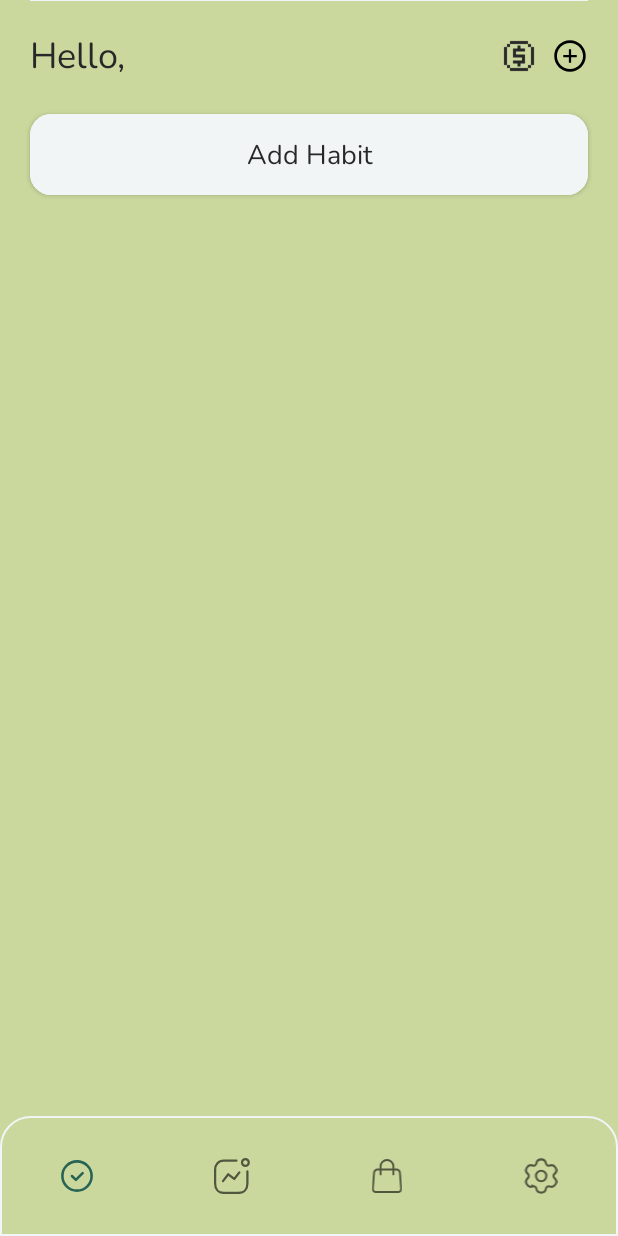
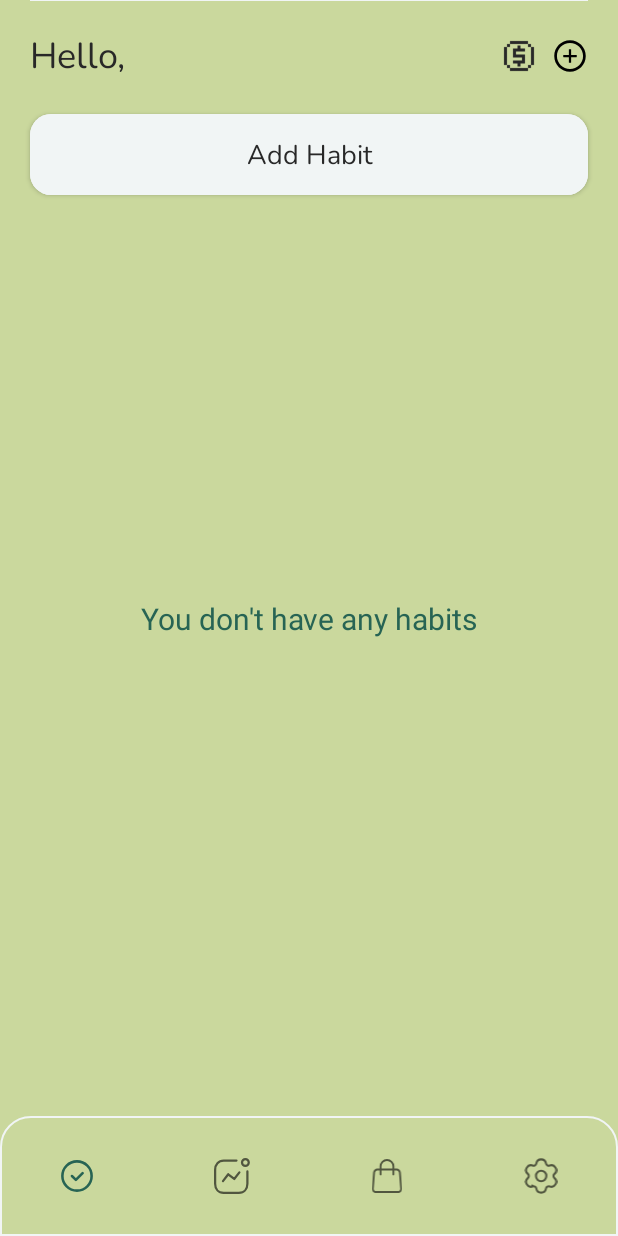
Before and after one commit to RedIDen/EMP, an Android app: the MainFragment screen opened directly, with no data from a screen before it, on a phone screen of 412 x 824 dp. Run offline under Robolectric (Android 15) with nearby library versions, the light colour scheme and no system bars; our stand-ins replace Firebase (no records; nobody signed in at launch, a user with empty details on screens opened directly).

Commit message:
Hz cho menyal no commit budet.

```diff
--- a/app/src/main/java/com/example/grow/CreateActivity.java
+++ b/app/src/main/java/com/example/grow/CreateActivity.java
@@ -44,6 +44,7 @@ public class CreateActivity extends AppCompatActivity {
         Map<String, Object> habit = new HashMap<>();
         habit.put("Title", ((EditText)findViewById(R.id.create_habit)).getText().toString());
         habit.put("Flower", "flower.png");
+        habit.put("DaysResults", "+++++-----------------------");
         db.collection(FirebaseAuth.getInstance().getCurrentUser().getUid()).add(habit);
     }
 }
--- a/app/src/main/java/com/example/grow/MainActivity.java
+++ b/app/src/main/java/com/example/grow/MainActivity.java
@@ -1,6 +1,5 @@
 package com.example.grow;
 
-import android.content.Intent;
 import android.os.Bundle;
 import android.view.Window;
 import android.view.WindowManager;
--- a/app/src/main/java/com/example/grow/MainFragment.java
+++ b/app/src/main/java/com/example/grow/MainFragment.java
@@ -73,11 +73,13 @@ public class MainFragment extends Fragment {
                             document.getId(),
                             (String)document.get("Title"),
                             (String)document.get("Flower"),
-                            new boolean[28]
+                            (String)document.get("DaysResults")
                     );
 
                     habits.add(habit);
                 }
+
+                view.findViewById(R.id.no_habits_text).setVisibility(habits.size() > 0 ? View.GONE : View.VISIBLE);
 
                 RecyclerView.LayoutManager layoutManager = new GridLayoutManager(this.getActivity(), 2);
 
@@ -86,6 +88,8 @@ public class MainFragment extends Fragment {
 
                 HabitAdapter adapter = new HabitAdapter(this.getActivity(), habits);
                 habitsRecycler.setAdapter(adapter);
+
+                view.findViewById(R.id.loading_progress_bar).setVisibility(View.GONE);
             }
         });
 
--- a/app/src/main/res/layout/fragment_main.xml
+++ b/app/src/main/res/layout/fragment_main.xml
@@ -71,6 +71,30 @@
         app:layout_constraintTop_toTopOf="parent"
         app:srcCompat="@drawable/ic_plus_btn" />
 
+    <ProgressBar
+        android:id="@+id/loading_progress_bar"
+        style="?android:attr/progressBarStyle"
+        android:layout_width="wrap_content"
+        android:layout_height="wrap_content"
+        app:layout_constraintBottom_toBottomOf="parent"
+        app:layout_constraintEnd_toEndOf="parent"
+        app:layout_constraintStart_toStartOf="parent"
+        app:layout_constraintTop_toBottomOf="@+id/imageView" />
+
+    <TextView
+        android:id="@+id/no_habits_text"
+        android:layout_width="match_parent"
+        android:layout_height="wrap_content"
+        android:text="You don't have any habits"
+        android:gravity="center"
+        android:textColor="@color/primary"
+        android:textSize="20dp"
+        android:visibility="gone"
+        app:layout_constraintBottom_toBottomOf="parent"
+        app:layout_constraintEnd_toEndOf="parent"
+        app:layout_constraintStart_toStartOf="parent"
+        app:layout_constraintTop_toBottomOf="@+id/imageView" />
+
     <androidx.recyclerview.widget.RecyclerView
         android:id="@+id/habits_layout"
         android:layout_width="wrap_content"
@@ -84,4 +108,5 @@
         app:layout_constraintEnd_toEndOf="parent"
         app:layout_constraintStart_toStartOf="parent"
         app:layout_constraintTop_toBottomOf="@+id/add_habit" />
+
 </androidx.constraintlayout.widget.ConstraintLayout>
```
Also changed, not shown: app/src/main/java/com/example/grow/Adapters/HabitAdapter.java (+4 -3 lines), app/src/main/java/com/example/grow/Models/Habit.java (+5 -2 lines).
